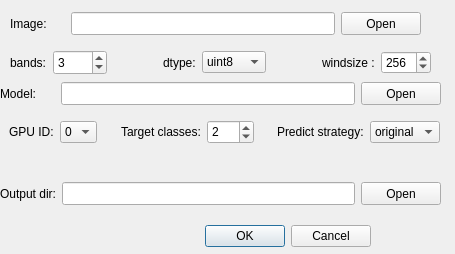
Before: the Qt Designer form ui/classifyUi/PredictMulticlassForSingleimage.ui in scrssys/semantic_segment_RSImage, drawn with Qt 5.
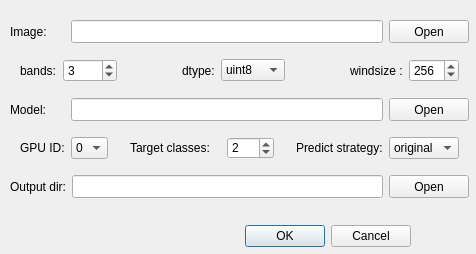
After: the same form once the commit is applied.

What changed in the file:
```diff
--- a/ui/classifyUi/PredictMulticlassForSingleimage.ui
+++ b/ui/classifyUi/PredictMulticlassForSingleimage.ui
@@ -6,7 +6,7 @@
    <rect>
     <x>0</x>
     <y>0</y>
-    <width>455</width>
+    <width>476</width>
     <height>254</height>
    </rect>
   </property>
@@ -16,9 +16,9 @@
   <widget class="QDialogButtonBox" name="buttonBox">
    <property name="geometry">
     <rect>
-     <x>30</x>
+     <x>170</x>
      <y>220</y>
-     <width>341</width>
+     <width>241</width>
      <height>32</height>
     </rect>
    </property>
@@ -29,63 +29,17 @@
     <set>QDialogButtonBox::Cancel|QDialogButtonBox::Ok</set>
    </property>
   </widget>
-  <widget class="QWidget" name="layoutWidget_2">
-   <property name="geometry">
-    <rect>
-     <x>0</x>
-     <y>80</y>
-     <width>441</width>
-     <height>27</height>
-    </rect>
-   </property>
-   <layout class="QHBoxLayout" name="horizontalLayout_7">
-    <item>
-     <widget class="QLabel" name="label_5">
-      <property name="minimumSize">
-       <size>
-        <width>55</width>
-        <height>23</height>
-       </size>
-      </property>
-      <property name="text">
-       <string>Model:</string>
-      </property>
-     </widget>
-    </item>
-    <item>
-     <widget class="QLineEdit" name="lineEdit_model">
-      <property name="minimumSize">
-       <size>
-        <width>201</width>
-        <height>23</height>
-       </size>
-      </property>
-     </widget>
-    </item>
-    <item>
-     <widget class="QPushButton" name="pushButton_model">
-      <property name="minimumSize">
-       <size>
-        <width>0</width>
-        <height>23</height>
-       </size>
-      </property>
-      <property name="text">
-       <string>Open</string>
-      </property>
-     </widget>
-    </item>
-   </layout>
-  </widget>
-  <widget class="QWidget" name="layoutWidget_3">
+  <widget class="QWidget" name="layoutWidget">
    <property name="geometry">
     <rect>
      <x>10</x>
      <y>10</y>
-     <width>411</width>
-     <height>27</height>
+     <width>459</width>
+     <height>201</height>
     </rect>
    </property>
+   <layout class="QVBoxLayout" name="verticalLayout">
+    <item>
    <layout class="QHBoxLayout" name="horizontalLayout_8">
     <item>
      <widget class="QLabel" name="label_6">
@@ -124,65 +78,15 @@
      </widget>
     </item>
    </layout>
-  </widget>
-  <widget class="QWidget" name="layoutWidget_4">
-   <property name="geometry">
-    <rect>
-     <x>0</x>
-     <y>180</y>
-     <width>441</width>
-     <height>27</height>
-    </rect>
-   </property>
-   <layout class="QHBoxLayout" name="horizontalLayout_9">
-    <item>
-     <widget class="QLabel" name="label_7">
-      <property name="minimumSize">
-       <size>
-        <width>55</width>
-        <height>23</height>
-       </size>
-      </property>
-      <property name="text">
-       <string>Output dir:</string>
-      </property>
-     </widget>
     </item>
     <item>
-     <widget class="QLineEdit" name="lineEdit_mask_dir">
-      <property name="minimumSize">
-       <size>
-        <width>201</width>
-        <height>23</height>
-       </size>
-      </property>
-     </widget>
-    </item>
-    <item>
-     <widget class="QPushButton" name="pushButton_mask">
-      <property name="minimumSize">
-       <size>
-        <width>0</width>
-        <height>23</height>
-       </size>
-      </property>
-      <property name="text">
-       <string>Open</string>
-      </property>
-     </widget>
-    </item>
-   </layout>
-  </widget>
-  <widget class="QWidget" name="layoutWidget_5">
-   <property name="geometry">
-    <rect>
-     <x>10</x>
-     <y>50</y>
-     <width>421</width>
-     <height>25</height>
-    </rect>
-   </property>
    <layout class="QHBoxLayout" name="horizontalLayout_4">
+      <property name="leftMargin">
+       <number>10</number>
+      </property>
+      <property name="rightMargin">
+       <number>10</number>
+      </property>
     <item>
      <widget class="QLabel" name="label_8">
       <property name="text">
@@ -317,17 +221,55 @@
      </widget>
     </item>
    </layout>
-  </widget>
-  <widget class="QWidget" name="">
-   <property name="geometry">
-    <rect>
-     <x>9</x>
-     <y>120</y>
-     <width>431</width>
-     <height>24</height>
-    </rect>
-   </property>
+    </item>
+    <item>
+     <layout class="QHBoxLayout" name="horizontalLayout_7">
+      <item>
+       <widget class="QLabel" name="label_5">
+        <property name="minimumSize">
+         <size>
+          <width>55</width>
+          <height>23</height>
+         </size>
+        </property>
+        <property name="text">
+         <string>Model:</string>
+        </property>
+       </widget>
+      </item>
+      <item>
+       <widget class="QLineEdit" name="lineEdit_model">
+        <property name="minimumSize">
+         <size>
+          <width>201</width>
+          <height>23</height>
+         </size>
+        </property>
+       </widget>
+      </item>
+      <item>
+       <widget class="QPushButton" name="pushButton_model">
+        <property name="minimumSize">
+         <size>
+          <width>0</width>
+          <height>23</height>
+         </size>
+        </property>
+        <property name="text">
+         <string>Open</string>
+        </property>
+       </widget>
+      </item>
+     </layout>
+    </item>
+    <item>
    <layout class="QHBoxLayout" name="horizontalLayout">
+      <property name="leftMargin">
+       <number>10</number>
+      </property>
+      <property name="rightMargin">
+       <number>10</number>
+      </property>
     <item>
      <widget class="QLabel" name="label_10">
       <property name="text">
@@ -390,6 +332,12 @@
     </item>
     <item>
      <widget class="QLabel" name="label">
+        <property name="minimumSize">
+         <size>
+          <width>91</width>
+          <height>0</height>
+         </size>
+        </property>
       <property name="text">
        <string>Target classes:</string>
       </property>
@@ -462,6 +410,48 @@
        </property>
       </item>
      </widget>
+      </item>
+     </layout>
+    </item>
+    <item>
+     <layout class="QHBoxLayout" name="horizontalLayout_9">
+      <item>
+       <widget class="QLabel" name="label_7">
+        <property name="minimumSize">
+         <size>
+          <width>55</width>
+          <height>23</height>
+         </size>
+        </property>
+        <property name="text">
+         <string>Output dir:</string>
+        </property>
+       </widget>
+      </item>
+      <item>
+       <widget class="QLineEdit" name="lineEdit_mask_dir">
+        <property name="minimumSize">
+         <size>
+          <width>201</width>
+          <height>23</height>
+         </size>
+        </property>
+       </widget>
+      </item>
+      <item>
+       <widget class="QPushButton" name="pushButton_mask">
+        <property name="minimumSize">
+         <size>
+          <width>0</width>
+          <height>23</height>
+         </size>
+        </property>
+        <property name="text">
+         <string>Open</string>
+        </property>
+       </widget>
+      </item>
+     </layout>
     </item>
    </layout>
   </widget>
```
Left out of the diff: 2 changed lines with no effect on the pictures. Lines whose indentation alone changed are shown as unchanged.
